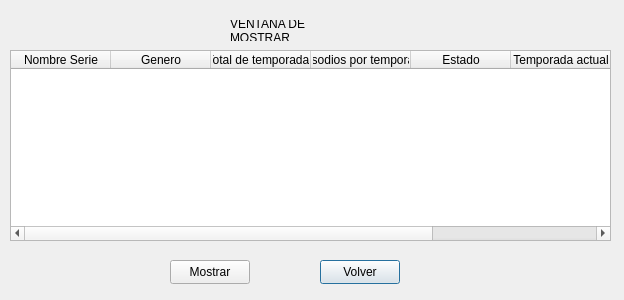
Before: the Qt Designer form ventanamostrar.ui in josiasarevalorm-jj/ProyectoFinal_Crud_Series, drawn with Qt 5.
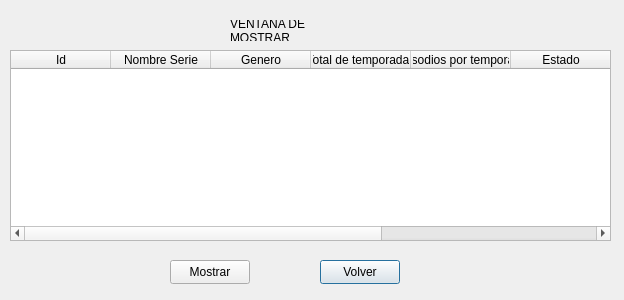
After: the same form once the commit is applied.

Patch:
```diff
--- a/ventanamostrar.ui
+++ b/ventanamostrar.ui
@@ -44,6 +44,11 @@
    <property name="styleSheet">
     <string notr="true"/>
    </property>
+   <column>
+    <property name="text">
+     <string>Id</string>
+    </property>
+   </column>
    <column>
     <property name="text">
      <string>Nombre Serie</string>
```
